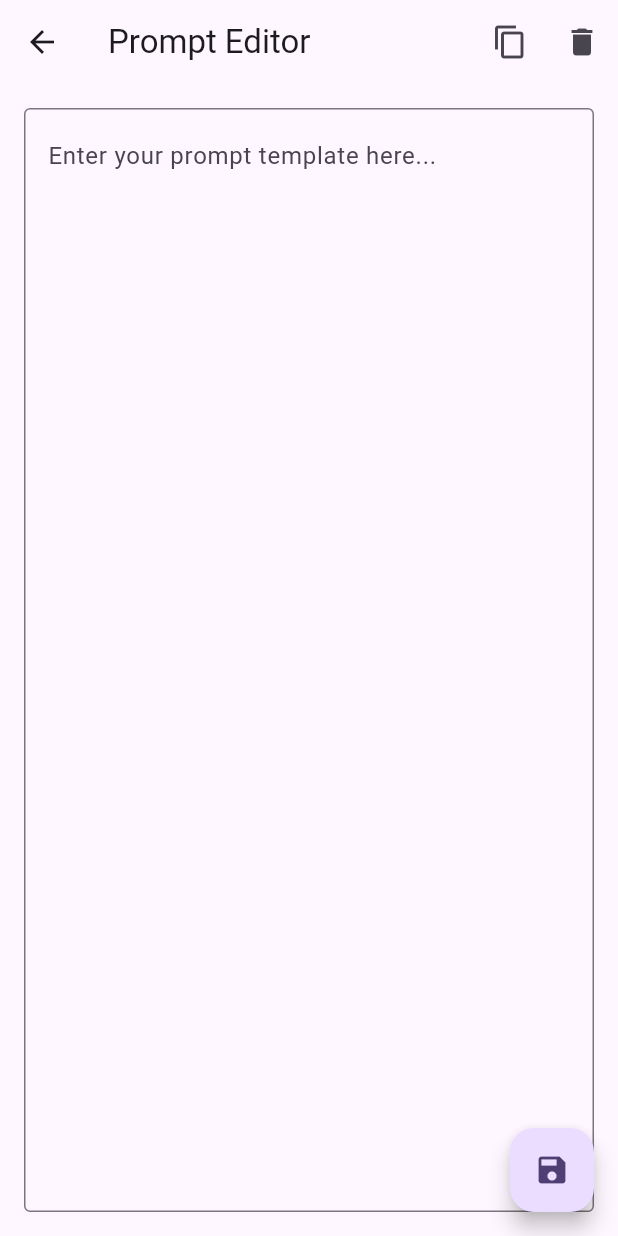
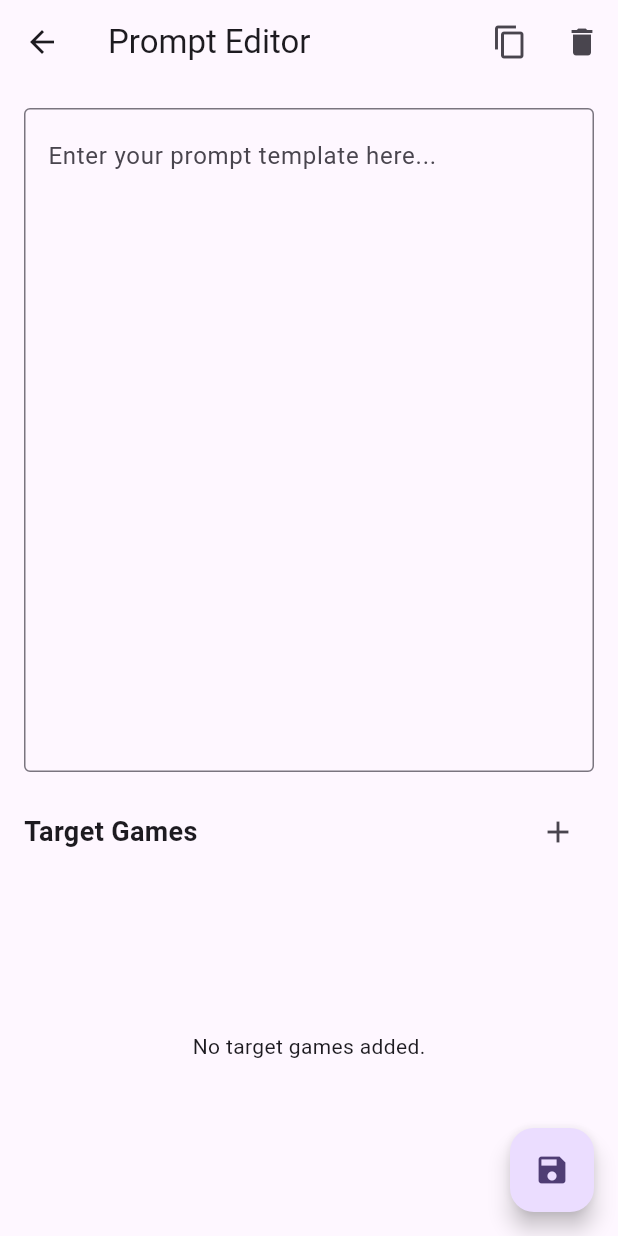
Before and after one commit to onpuuki/game-tracker, a Flutter app: the screen it shows after launch, in the side drawer, after a tap on "Prompt Editor", on a phone screen of 412 x 824 dp. Run offline on Flutter 3.47's test engine with Material 3 defaults, Android fonts, the phone set to English and light mode, and no system bars; our stand-ins replace cloud_firestore, cloud_functions, firebase_core; accounts and stored records are empty.

Commit message:
feat: allow managing target games in PromptEditorScreen
Extends the PromptEditorScreen to support adding, editing, and deleting the list of target games that are synchronized with the `targets` array in the Firestore `settings/config` document. This allows dynamic configuration without needing to access the Firebase console directly.

Co-authored-by: onpuuki <220911838+onpuuki@users.noreply.github.com>

```diff
--- a/frontend/lib/screens/prompt_editor_screen.dart
+++ b/frontend/lib/screens/prompt_editor_screen.dart
@@ -12,15 +12,16 @@ class PromptEditorScreen extends StatefulWidget {
 
 class _PromptEditorScreenState extends State<PromptEditorScreen> {
   final _controller = TextEditingController();
+  final List<TextEditingController> _targetControllers = [];
   bool _isLoading = true;
 
   @override
   void initState() {
     super.initState();
-    _loadPrompt();
+    _loadData();
   }
 
-  Future<void> _loadPrompt() async {
+  Future<void> _loadData() async {
     try {
       final doc = await FirebaseFirestore.instanceFor(app: Firebase.app(), databaseId: 'default')
           .collection('settings')
@@ -29,14 +30,24 @@ class _PromptEditorScreenState extends State<PromptEditorScreen> {
 
       if (doc.exists) {
         final data = doc.data();
-        if (data != null && data.containsKey('promptTemplate')) {
+        if (data != null) {
+          if (data.containsKey('promptTemplate')) {
             _controller.text = data['promptTemplate'] as String;
+          }
+          if (data.containsKey('targets')) {
+            final targets = data['targets'] as List<dynamic>;
+            for (var target in targets) {
+              if (target is Map<String, dynamic> && target.containsKey('gameName')) {
+                _targetControllers.add(TextEditingController(text: target['gameName'] as String));
+              }
+            }
+          }
         }
       }
     } catch (e) {
       if (mounted) {
         ScaffoldMessenger.of(context).showSnackBar(
-          SnackBar(content: Text('Failed to load prompt: $e')),
+          SnackBar(content: Text('Failed to load data: $e')),
         );
       }
     } finally {
@@ -48,12 +59,20 @@ class _PromptEditorScreenState extends State<PromptEditorScreen> {
     }
   }
 
-  Future<void> _savePrompt() async {
+  Future<void> _saveData() async {
     try {
+      final targets = _targetControllers
+          .where((c) => c.text.trim().isNotEmpty)
+          .map((c) => {'gameName': c.text.trim()})
+          .toList();
+
       await FirebaseFirestore.instanceFor(app: Firebase.app(), databaseId: 'default')
           .collection('settings')
           .doc('config')
-          .set({'promptTemplate': _controller.text}, SetOptions(merge: true));
+          .set({
+            'promptTemplate': _controller.text,
+            'targets': targets,
+          }, SetOptions(merge: true));
 
       if (mounted) {
         ScaffoldMessenger.of(context).showSnackBar(
@@ -63,10 +82,23 @@ class _PromptEditorScreenState extends State<PromptEditorScreen> {
     } catch (e) {
       if (mounted) {
         ScaffoldMessenger.of(context).showSnackBar(
-          SnackBar(content: Text('Failed to save prompt: $e')),
+          SnackBar(content: Text('Failed to save data: $e')),
         );
       }
     }
+  }
+
+  void _addTarget() {
+    setState(() {
+      _targetControllers.add(TextEditingController());
+    });
+  }
+
+  void _removeTarget(int index) {
+    setState(() {
+      _targetControllers[index].dispose();
+      _targetControllers.removeAt(index);
+    });
   }
 
   Future<void> _clearPrompt() async {
@@ -90,13 +122,16 @@ class _PromptEditorScreenState extends State<PromptEditorScreen> {
 
     if (confirm == true) {
       _controller.text = '';
-      await _savePrompt();
+      await _saveData();
     }
   }
 
   @override
   void dispose() {
     _controller.dispose();
+    for (var controller in _targetControllers) {
+      controller.dispose();
+    }
     super.dispose();
   }
 
@@ -130,6 +165,11 @@ class _PromptEditorScreenState extends State<PromptEditorScreen> {
           ? const Center(child: CircularProgressIndicator())
           : Padding(
               padding: const EdgeInsets.all(16.0),
+              child: Column(
+                crossAxisAlignment: CrossAxisAlignment.stretch,
+                children: [
+                  Expanded(
+                    flex: 2,
                     child: TextField(
                       controller: _controller,
                       maxLines: null,
@@ -141,8 +181,61 @@ class _PromptEditorScreenState extends State<PromptEditorScreen> {
                       ),
                     ),
                   ),
+                  const SizedBox(height: 16),
+                  Row(
+                    mainAxisAlignment: MainAxisAlignment.spaceBetween,
+                    children: [
+                      const Text(
+                        'Target Games',
+                        style: TextStyle(fontSize: 18, fontWeight: FontWeight.bold),
+                      ),
+                      IconButton(
+                        icon: const Icon(Icons.add),
+                        onPressed: _addTarget,
+                        tooltip: 'Add Target Game',
+                      ),
+                    ],
+                  ),
+                  const SizedBox(height: 8),
+                  Expanded(
+                    flex: 1,
+                    child: _targetControllers.isEmpty
+                        ? const Center(child: Text('No target games added.'))
+                        : ListView.builder(
+                            itemCount: _targetControllers.length,
+                            itemBuilder: (context, index) {
+                              return Padding(
+                                padding: const EdgeInsets.only(bottom: 8.0),
+                                child: Row(
+                                  children: [
+                                    Expanded(
+                                      child: TextField(
+                                        controller: _targetControllers[index],
+                                        decoration: const InputDecoration(
+                                          border: OutlineInputBorder(),
+                                          hintText: 'Enter game name...',
+                                          isDense: true,
+                                        ),
+                                      ),
+                                    ),
+                                    const SizedBox(width: 8),
+                                    IconButton(
+                                      icon: const Icon(Icons.remove_circle_outline),
+                                      color: Colors.red,
+                                      onPressed: () => _removeTarget(index),
+                                      tooltip: 'Remove Target',
+                                    ),
+                                  ],
+                                ),
+                              );
+                            },
+                          ),
+                  ),
+                ],
+              ),
+            ),
       floatingActionButton: FloatingActionButton(
-        onPressed: _savePrompt,
+        onPressed: _saveData,
         tooltip: 'Save',
         child: const Icon(Icons.save),
       ),
```
Lines whose indentation alone changed are shown as unchanged.
